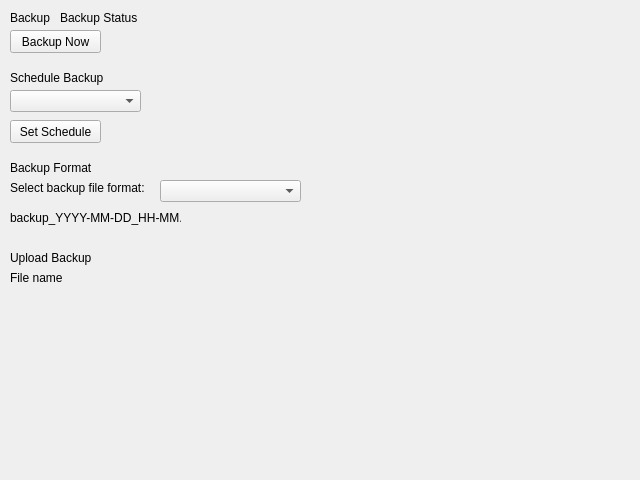
Qt form app/src/ui/NEW/backupRestore_page.ui (Kazu0210/Inventory-System) before a commit.
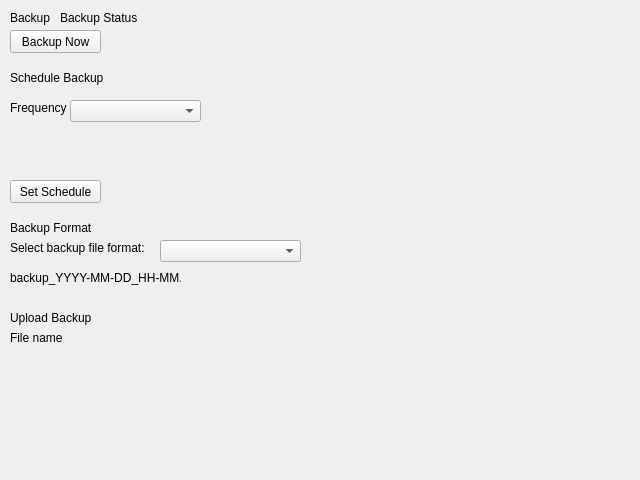
The same form after that commit.

The edit to the form file:
```diff
--- a/app/src/ui/NEW/backupRestore_page.ui
+++ b/app/src/ui/NEW/backupRestore_page.ui
@@ -55,8 +55,8 @@
   <widget class="QComboBox" name="frequency_comboBox">
    <property name="geometry">
     <rect>
-     <x>10</x>
-     <y>90</y>
+     <x>70</x>
+     <y>100</y>
      <width>131</width>
      <height>22</height>
     </rect>
@@ -79,7 +79,7 @@
    <property name="geometry">
     <rect>
      <x>10</x>
-     <y>120</y>
+     <y>180</y>
      <width>91</width>
      <height>23</height>
     </rect>
@@ -92,7 +92,7 @@
    <property name="geometry">
     <rect>
      <x>10</x>
-     <y>160</y>
+     <y>220</y>
      <width>91</width>
      <height>16</height>
     </rect>
@@ -105,7 +105,7 @@
    <property name="geometry">
     <rect>
      <x>10</x>
-     <y>180</y>
+     <y>240</y>
      <width>141</width>
      <height>16</height>
     </rect>
@@ -118,7 +118,7 @@
    <property name="geometry">
     <rect>
      <x>160</x>
-     <y>180</y>
+     <y>240</y>
      <width>141</width>
      <height>22</height>
     </rect>
@@ -128,7 +128,7 @@
    <property name="geometry">
     <rect>
      <x>10</x>
-     <y>210</y>
+     <y>270</y>
      <width>171</width>
      <height>16</height>
     </rect>
@@ -141,7 +141,7 @@
    <property name="geometry">
     <rect>
      <x>10</x>
-     <y>250</y>
+     <y>310</y>
      <width>91</width>
      <height>16</height>
     </rect>
@@ -154,7 +154,7 @@
    <property name="geometry">
     <rect>
      <x>10</x>
-     <y>270</y>
+     <y>330</y>
      <width>91</width>
      <height>16</height>
     </rect>
@@ -163,6 +163,19 @@
     <string>File name</string>
    </property>
   </widget>
+  <widget class="QLabel" name="label_8">
+   <property name="geometry">
+    <rect>
+     <x>10</x>
+     <y>100</y>
+     <width>61</width>
+     <height>16</height>
+    </rect>
+   </property>
+   <property name="text">
+    <string>Frequency</string>
+   </property>
+  </widget>
  </widget>
  <resources/>
  <connections/>
```
